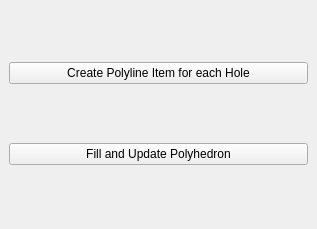
Before: the Qt Designer form Polyhedron/demo/Polyhedron/Hole_filling_widget.ui in CGAL/cgal, drawn with Qt 5.
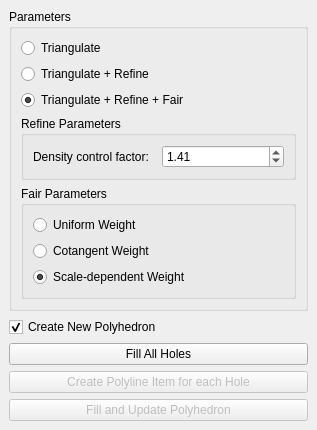
After: the same form once the commit is applied.

Diff of the .ui file:
```diff
--- a/Polyhedron/demo/Polyhedron/Hole_filling_widget.ui
+++ b/Polyhedron/demo/Polyhedron/Hole_filling_widget.ui
@@ -7,7 +7,7 @@
     <x>0</x>
     <y>0</y>
     <width>317</width>
-    <height>229</height>
+    <height>407</height>
    </rect>
   </property>
   <property name="windowTitle">
@@ -15,8 +15,123 @@
   </property>
   <widget class="QWidget" name="dockWidgetContents">
    <layout class="QVBoxLayout" name="verticalLayout">
+    <item>
+     <widget class="QGroupBox" name="groupBox">
+      <property name="title">
+       <string>Parameters</string>
+      </property>
+      <layout class="QVBoxLayout" name="verticalLayout_2">
+       <item>
+        <widget class="QRadioButton" name="Triangulate_radio_button">
+         <property name="text">
+          <string>Triangulate</string>
+         </property>
+        </widget>
+       </item>
+       <item>
+        <widget class="QRadioButton" name="Triangulate_refine_radio_button">
+         <property name="text">
+          <string>Triangulate + Refine</string>
+         </property>
+        </widget>
+       </item>
+       <item>
+        <widget class="QRadioButton" name="Triangulate_refine_fair_radio_button">
+         <property name="text">
+          <string>Triangulate + Refine + Fair</string>
+         </property>
+         <property name="checked">
+          <bool>true</bool>
+         </property>
+        </widget>
+       </item>
+       <item>
+        <widget class="QGroupBox" name="groupBox_2">
+         <property name="title">
+          <string>Refine Parameters</string>
+         </property>
+         <layout class="QHBoxLayout" name="horizontalLayout_2">
+          <item>
+           <widget class="QLabel" name="label">
+            <property name="text">
+             <string>Density control factor:</string>
+            </property>
+           </widget>
+          </item>
+          <item>
+           <widget class="QDoubleSpinBox" name="Density_control_factor_spin_box">
+            <property name="maximum">
+             <double>96.989999999999995</double>
+            </property>
+            <property name="singleStep">
+             <double>0.200000000000000</double>
+            </property>
+            <property name="value">
+             <double>1.410000000000000</double>
+            </property>
+           </widget>
+          </item>
+         </layout>
+        </widget>
+       </item>
+       <item>
+        <widget class="QGroupBox" name="groupBox_3">
+         <property name="title">
+          <string>Fair Parameters</string>
+         </property>
+         <layout class="QVBoxLayout" name="verticalLayout_3">
+          <item>
+           <widget class="QRadioButton" name="Uniform_weight_radio_button">
+            <property name="text">
+             <string>Uniform Weight</string>
+            </property>
+           </widget>
+          </item>
+          <item>
+           <widget class="QRadioButton" name="Cotangent_weight_radio_button">
+            <property name="text">
+             <string>Cotangent Weight</string>
+            </property>
+           </widget>
+          </item>
+          <item>
+           <widget class="QRadioButton" name="Scale_dependent_weight_radio_button">
+            <property name="text">
+             <string>Scale-dependent Weight</string>
+            </property>
+            <property name="checked">
+             <bool>true</bool>
+            </property>
+           </widget>
+          </item>
+         </layout>
+        </widget>
+       </item>
+      </layout>
+     </widget>
+    </item>
+    <item>
+     <widget class="QCheckBox" name="Create_new_polyhedron_check_box">
+      <property name="text">
+       <string>Create New Polyhedron</string>
+      </property>
+      <property name="checked">
+       <bool>true</bool>
+      </property>
+     </widget>
+    </item>
+    <item>
+     <widget class="QPushButton" name="Fill_all_holes_button">
+      <property name="text">
+       <string>Fill All Holes</string>
+      </property>
+     </widget>
+    </item>
     <item>
      <widget class="QPushButton" name="Create_polyline_item_button">
+      <property name="enabled">
+       <bool>false</bool>
+      </property>
       <property name="text">
        <string>Create Polyline Item for each Hole</string>
       </property>
@@ -24,6 +139,9 @@
     </item>
     <item>
      <widget class="QPushButton" name="Fill_and_update_button">
+      <property name="enabled">
+       <bool>false</bool>
+      </property>
       <property name="text">
        <string>Fill and Update Polyhedron</string>
       </property>
```
Left out of the diff: 6 changed lines with no effect on the pictures.
